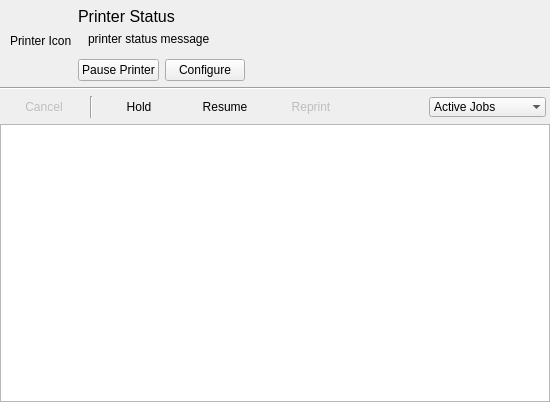
This is src/printqueue/PrintQueueUi.ui in KDE/print-manager as Qt 5 draws it before an edit. The edited form follows.
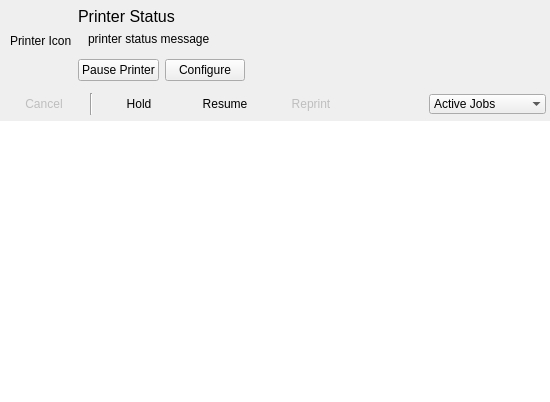
This is the edited form. Custom widgets are drawn as their Qt base class.

Commit message: printqueue: Remove excess borders around list and use KSeparator instead of Line

Patch:
```diff
--- a/src/printqueue/PrintQueueUi.ui
+++ b/src/printqueue/PrintQueueUi.ui
@@ -151,6 +151,14 @@
     </layout>
    </item>
    <item row="3" column="0" colspan="2">
+    <layout class="QVBoxLayout" name="verticalLayout">
+     <property name="spacing">
+      <number>0</number>
+     </property>
+     <item>
+      <widget class="KSeparator" name="kseparator"/>
+     </item>
+     <item>
     <widget class="QTreeView" name="jobsView">
      <property name="minimumSize">
       <size>
@@ -170,6 +178,9 @@
      <property name="acceptDrops">
       <bool>true</bool>
      </property>
+       <property name="frameShape">
+        <enum>QFrame::NoFrame</enum>
+       </property>
      <property name="showDropIndicator" stdset="0">
       <bool>false</bool>
      </property>
@@ -205,14 +216,12 @@
      </property>
     </widget>
    </item>
+    </layout>
+   </item>
    <item row="1" column="0" colspan="2">
     <layout class="QHBoxLayout" name="horizontalLayout_2">
      <item>
-      <widget class="Line" name="line_3">
-       <property name="orientation">
-        <enum>Qt::Horizontal</enum>
-       </property>
-      </widget>
+      <widget class="KSeparator" name="kseparator"/>
      </item>
     </layout>
    </item>
@@ -328,6 +337,13 @@
    </item>
   </layout>
  </widget>
+ <customwidgets>
+  <customwidget>
+   <class>KSeparator</class>
+   <extends>QFrame</extends>
+   <header>kseparator.h</header>
+  </customwidget>
+ </customwidgets>
  <resources/>
  <connections/>
 </ui>
```
Left out of the diff: 9 changed lines with no effect on the pictures. Lines whose indentation alone changed are shown as unchanged.
